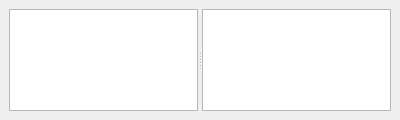
shawnj007/gqrx-touch, file src/qtgui/dockbookmarks.ui: the form before one commit.
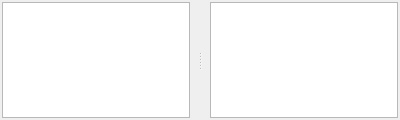
The form after the commit. Custom widgets are drawn as their Qt base class.

What changed in the file:
```diff
--- a/src/qtgui/dockbookmarks.ui
+++ b/src/qtgui/dockbookmarks.ui
@@ -24,7 +24,7 @@
   </property>
   <property name="maximumSize">
    <size>
-    <width>16777215</width>
+    <width>524287</width>
     <height>440</height>
    </size>
   </property>
@@ -51,6 +51,21 @@
     </size>
    </property>
    <layout class="QGridLayout" name="gridLayout">
+    <property name="leftMargin">
+     <number>2</number>
+    </property>
+    <property name="topMargin">
+     <number>2</number>
+    </property>
+    <property name="rightMargin">
+     <number>2</number>
+    </property>
+    <property name="bottomMargin">
+     <number>2</number>
+    </property>
+    <property name="spacing">
+     <number>2</number>
+    </property>
     <item row="0" column="0">
      <widget class="QSplitter" name="splitter">
       <property name="sizePolicy">
@@ -62,6 +77,9 @@
       <property name="orientation">
        <enum>Qt::Horizontal</enum>
       </property>
+      <property name="handleWidth">
+       <number>20</number>
+      </property>
       <widget class="QTableView" name="tableViewFrequencyList">
        <property name="sizePolicy">
         <sizepolicy hsizetype="MinimumExpanding" vsizetype="Preferred">
@@ -75,12 +93,424 @@
          <height>10</height>
         </size>
        </property>
+       <property name="palette">
+        <palette>
+         <active>
+          <colorrole role="WindowText">
+           <brush brushstyle="SolidPattern">
+            <color alpha="255">
+             <red>0</red>
+             <green>0</green>
+             <blue>0</blue>
+            </color>
+           </brush>
+          </colorrole>
+          <colorrole role="Button">
+           <brush brushstyle="SolidPattern">
+            <color alpha="255">
+             <red>136</red>
+             <green>138</green>
+             <blue>133</blue>
+            </color>
+           </brush>
+          </colorrole>
+          <colorrole role="Light">
+           <brush brushstyle="SolidPattern">
+            <color alpha="255">
+             <red>204</red>
+             <green>207</green>
+             <blue>200</blue>
+            </color>
+           </brush>
+          </colorrole>
+          <colorrole role="Midlight">
+           <brush brushstyle="SolidPattern">
+            <color alpha="255">
+             <red>170</red>
+             <green>172</green>
+             <blue>166</blue>
+            </color>
+           </brush>
+          </colorrole>
+          <colorrole role="Dark">
+           <brush brushstyle="SolidPattern">
+            <color alpha="255">
+             <red>68</red>
+             <green>69</green>
+             <blue>67</blue>
+            </color>
+           </brush>
+          </colorrole>
+          <colorrole role="Mid">
+           <brush brushstyle="SolidPattern">
+            <color alpha="255">
+             <red>91</red>
+             <green>92</green>
+             <blue>89</blue>
+            </color>
+           </brush>
+          </colorrole>
+          <colorrole role="Text">
+           <brush brushstyle="SolidPattern">
+            <color alpha="255">
+             <red>0</red>
+             <green>0</green>
+             <blue>0</blue>
+            </color>
+           </brush>
+          </colorrole>
+          <colorrole role="BrightText">
+           <brush brushstyle="SolidPattern">
+            <color alpha="255">
+             <red>255</red>
+             <green>255</green>
+             <blue>255</blue>
+            </color>
+           </brush>
+          </colorrole>
+          <colorrole role="ButtonText">
+           <brush brushstyle="SolidPattern">
+            <color alpha="255">
+             <red>0</red>
+             <green>0</green>
+             <blue>0</blue>
+            </color>
+           </brush>
+          </colorrole>
+          <colorrole role="Base">
+           <brush brushstyle="SolidPattern">
+            <color alpha="255">
+             <red>255</red>
+             <green>255</green>
+             <blue>255</blue>
+            </color>
+           </brush>
+          </colorrole>
+          <colorrole role="Window">
+           <brush brushstyle="SolidPattern">
+            <color alpha="255">
+             <red>136</red>
+             <green>138</green>
+             <blue>133</blue>
+            </color>
+           </brush>
+          </colorrole>
+          <colorrole role="Shadow">
+           <brush brushstyle="SolidPattern">
+            <color alpha="255">
+             <red>0</red>
+             <green>0</green>
+             <blue>0</blue>
+            </color>
+           </brush>
+          </colorrole>
+          <colorrole role="AlternateBase">
+           <brush brushstyle="SolidPattern">
+            <color alpha="255">
+             <red>195</red>
+             <green>196</green>
+             <blue>194</blue>
+            </color>
+           </brush>
+          </colorrole>
+          <colorrole role="ToolTipBase">
+           <brush brushstyle="SolidPattern">
+            <color alpha="255">
+             <red>255</red>
+             <green>255</green>
+             <blue>220</blue>
+            </color>
+           </brush>
+          </colorrole>
+          <colorrole role="ToolTipText">
+           <brush brushstyle="SolidPattern">
+            <color alpha="255">
+             <red>0</red>
+             <green>0</green>
+             <blue>0</blue>
+            </color>
+           </brush>
+          </colorrole>
+         </active>
+         <inactive>
+          <colorrole role="WindowText">
+           <brush brushstyle="SolidPattern">
+            <color alpha="255">
+             <red>0</red>
+             <green>0</green>
+             <blue>0</blue>
+            </color>
+           </brush>
+          </colorrole>
+          <colorrole role="Button">
+           <brush brushstyle="SolidPattern">
+            <color alpha="255">
+             <red>239</red>
+             <green>239</green>
+             <blue>239</blue>
+            </color>
+           </brush>
+          </colorrole>
+          <colorrole role="Light">
+           <brush brushstyle="SolidPattern">
+            <color alpha="255">
+             <red>255</red>
+             <green>255</green>
+             <blue>255</blue>
+            </color>
+           </brush>
+          </colorrole>
+          <colorrole role="Midlight">
+           <brush brushstyle="SolidPattern">
+            <color alpha="255">
+             <red>202</red>
+             <green>202</green>
+             <blue>202</blue>
+            </color>
+           </brush>
+          </colorrole>
+          <colorrole role="Dark">
+           <brush brushstyle="SolidPattern">
+            <color alpha="255">
+             <red>159</red>
+             <green>159</green>
+             <blue>159</blue>
+            </color>
+           </brush>
+          </colorrole>
+          <colorrole role="Mid">
+           <brush brushstyle="SolidPattern">
+            <color alpha="255">
+             <red>184</red>
+             <green>184</green>
+             <blue>184</blue>
+            </color>
+           </brush>
+          </colorrole>
+          <colorrole role="Text">
+           <brush brushstyle="SolidPattern">
+            <color alpha="255">
+             <red>0</red>
+             <green>0</green>
+             <blue>0</blue>
+            </color>
+           </brush>
+          </colorrole>
+          <colorrole role="BrightText">
+           <brush brushstyle="SolidPattern">
+            <color alpha="255">
+             <red>255</red>
+             <green>255</green>
+             <blue>255</blue>
+            </color>
+           </brush>
+          </colorrole>
+          <colorrole role="ButtonText">
+           <brush brushstyle="SolidPattern">
+            <color alpha="255">
+             <red>0</red>
+             <green>0</green>
+             <blue>0</blue>
+            </color>
+           </brush>
+          </colorrole>
+          <colorrole role="Base">
+           <brush brushstyle="SolidPattern">
+            <color alpha="255">
+             <red>255</red>
+             <green>255</green>
+             <blue>255</blue>
+            </color>
+           </brush>
+          </colorrole>
+          <colorrole role="Window">
+           <brush brushstyle="SolidPattern">
+            <color alpha="255">
+             <red>239</red>
+             <green>239</green>
+             <blue>239</blue>
+            </color>
+           </brush>
+          </colorrole>
+          <colorrole role="Shadow">
+           <brush brushstyle="SolidPattern">
+            <color alpha="255">
+             <red>118</red>
+             <green>118</green>
+             <blue>118</blue>
+            </color>
+           </brush>
+          </colorrole>
+          <colorrole role="AlternateBase">
+           <brush brushstyle="SolidPattern">
+            <color alpha="255">
+             <red>247</red>
+             <green>247</green>
+             <blue>247</blue>
+            </color>
+           </brush>
+          </colorrole>
+          <colorrole role="ToolTipBase">
+           <brush brushstyle="SolidPattern">
+            <color alpha="255">
+             <red>255</red>
+             <green>255</green>
+             <blue>220</blue>
+            </color>
+           </brush>
+          </colorrole>
+          <colorrole role="ToolTipText">
+           <brush brushstyle="SolidPattern">
+            <color alpha="255">
+             <red>0</red>
+             <green>0</green>
+             <blue>0</blue>
+            </color>
+           </brush>
+          </colorrole>
+         </inactive>
+         <disabled>
+          <colorrole role="WindowText">
+           <brush brushstyle="SolidPattern">
+            <color alpha="255">
+             <red>68</red>
+             <green>69</green>
+             <blue>67</blue>
+            </color>
+           </brush>
+          </colorrole>
+          <colorrole role="Button">
+           <brush brushstyle="SolidPattern">
+            <color alpha="255">
+             <red>136</red>
+             <green>138</green>
+             <blue>133</blue>
+            </color>
+           </brush>
+          </colorrole>
+          <colorrole role="Light">
+           <brush brushstyle="SolidPattern">
+            <color alpha="255">
+             <red>204</red>
+             <green>207</green>
+             <blue>200</blue>
+            </color>
+           </brush>
+          </colorrole>
+          <colorrole role="Midlight">
+           <brush brushstyle="SolidPattern">
+            <color alpha="255">
+             <red>170</red>
+             <green>172</green>
+             <blue>166</blue>
+            </color>
+           </brush>
+          </colorrole>
+          <colorrole role="Dark">
+           <brush brushstyle="SolidPattern">
+            <color alpha="255">
+             <red>68</red>
+             <green>69</green>
+             <blue>67</blue>
+            </color>
+           </brush>
+          </colorrole>
+          <colorrole role="Mid">
+           <brush brushstyle="SolidPattern">
+            <color alpha="255">
+             <red>91</red>
+             <green>92</green>
+             <blue>89</blue>
+            </color>
+           </brush>
+          </colorrole>
+          <colorrole role="Text">
+           <brush brushstyle="SolidPattern">
+            <color alpha="255">
+             <red>68</red>
+             <green>69</green>
+             <blue>67</blue>
+            </color>
+           </brush>
+          </colorrole>
+          <colorrole role="BrightText">
+           <brush brushstyle="SolidPattern">
+            <color alpha="255">
+             <red>255</red>
+             <green>255</green>
+             <blue>255</blue>
+            </color>
+           </brush>
+          </colorrole>
+          <colorrole role="ButtonText">
+           <brush brushstyle="SolidPattern">
+            <color alpha="255">
+             <red>68</red>
+             <green>69</green>
+             <blue>67</blue>
+            </color>
+           </brush>
+          </colorrole>
+          <colorrole role="Base">
+           <brush brushstyle="SolidPattern">
+            <color alpha="255">
+             <red>136</red>
+             <green>138</green>
+             <blue>133</blue>
+            </color>
+           </brush>
+          </colorrole>
+          <colorrole role="Window">
+           <brush brushstyle="SolidPattern">
+            <color alpha="255">
+             <red>136</red>
+             <green>138</green>
+             <blue>133</blue>
+            </color>
+           </brush>
+          </colorrole>
+          <colorrole role="Shadow">
+           <brush brushstyle="SolidPattern">
+            <color alpha="255">
+             <red>177</red>
+             <green>177</green>
+             <blue>177</blue>
+            </color>
+           </brush>
+          </colorrole>
+          <colorrole role="AlternateBase">
+           <brush brushstyle="SolidPattern">
+            <color alpha="255">
+             <red>247</red>
+             <green>247</green>
+             <blue>247</blue>
+            </color>
+           </brush>
+          </colorrole>
+          <colorrole role="ToolTipBase">
+           <brush brushstyle="SolidPattern">
+            <color alpha="255">
+             <red>255</red>
+             <green>255</green>
+             <blue>220</blue>
+            </color>
+           </brush>
+          </colorrole>
+          <colorrole role="ToolTipText">
+           <brush brushstyle="SolidPattern">
+            <color alpha="255">
+             <red>0</red>
+             <green>0</green>
+             <blue>0</blue>
+            </color>
+           </brush>
+          </colorrole>
+         </disabled>
+        </palette>
+       </property>
        <property name="editTriggers">
         <set>QAbstractItemView::AnyKeyPressed|QAbstractItemView::EditKeyPressed|QAbstractItemView::SelectedClicked</set>
        </property>
-       <property name="alternatingRowColors">
-        <bool>true</bool>
-       </property>
        <property name="sortingEnabled">
         <bool>false</bool>
        </property>
@@ -110,12 +540,424 @@
          <height>0</height>
         </size>
        </property>
+       <property name="palette">
+        <palette>
+         <active>
+          <colorrole role="WindowText">
+           <brush brushstyle="SolidPattern">
+            <color alpha="255">
+             <red>0</red>
+             <green>0</green>
+             <blue>0</blue>
+            </color>
+           </brush>
+          </colorrole>
+          <colorrole role="Button">
+           <brush brushstyle="SolidPattern">
+            <color alpha="255">
+             <red>136</red>
+             <green>138</green>
+             <blue>133</blue>
+            </color>
+           </brush>
+          </colorrole>
+          <colorrole role="Light">
+           <brush brushstyle="SolidPattern">
+            <color alpha="255">
+             <red>204</red>
+             <green>207</green>
+             <blue>200</blue>
+            </color>
+           </brush>
+          </colorrole>
+          <colorrole role="Midlight">
+           <brush brushstyle="SolidPattern">
+            <color alpha="255">
+             <red>170</red>
+             <green>172</green>
+             <blue>166</blue>
+            </color>
+           </brush>
+          </colorrole>
+          <colorrole role="Dark">
+           <brush brushstyle="SolidPattern">
+            <color alpha="255">
+             <red>68</red>
+             <green>69</green>
+             <blue>67</blue>
+            </color>
+           </brush>
+          </colorrole>
+          <colorrole role="Mid">
+           <brush brushstyle="SolidPattern">
+            <color alpha="255">
+             <red>91</red>
+             <green>92</green>
+             <blue>89</blue>
+            </color>
+           </brush>
+          </colorrole>
+          <colorrole role="Text">
+           <brush brushstyle="SolidPattern">
+            <color alpha="255">
+             <red>0</red>
+             <green>0</green>
+             <blue>0</blue>
+            </color>
+           </brush>
+          </colorrole>
+          <colorrole role="BrightText">
+           <brush brushstyle="SolidPattern">
+            <color alpha="255">
+             <red>255</red>
+             <green>255</green>
+             <blue>255</blue>
+            </color>
+           </brush>
+          </colorrole>
+          <colorrole role="ButtonText">
+           <brush brushstyle="SolidPattern">
+            <color alpha="255">
+             <red>0</red>
+             <green>0</green>
+             <blue>0</blue>
+            </color>
+           </brush>
+          </colorrole>
+          <colorrole role="Base">
+           <brush brushstyle="SolidPattern">
+            <color alpha="255">
+             <red>255</red>
+             <green>255</green>
+             <blue>255</blue>
+            </color>
+           </brush>
+          </colorrole>
+          <colorrole role="Window">
+           <brush brushstyle="SolidPattern">
+            <color alpha="255">
+             <red>136</red>
+             <green>138</green>
+             <blue>133</blue>
+            </color>
+           </brush>
+          </colorrole>
+          <colorrole role="Shadow">
+           <brush brushstyle="SolidPattern">
+            <color alpha="255">
+             <red>0</red>
+             <green>0</green>
+             <blue>0</blue>
+            </color>
+           </brush>
+          </colorrole>
+          <colorrole role="AlternateBase">
+           <brush brushstyle="SolidPattern">
+            <color alpha="255">
+             <red>195</red>
+             <green>196</green>
+             <blue>194</blue>
+            </color>
+           </brush>
+          </colorrole>
+          <colorrole role="ToolTipBase">
+           <brush brushstyle="SolidPattern">
+            <color alpha="255">
+             <red>255</red>
+             <green>255</green>
+             <blue>220</blue>
+            </color>
+           </brush>
+          </colorrole>
+          <colorrole role="ToolTipText">
+           <brush brushstyle="SolidPattern">
+            <color alpha="255">
+             <red>0</red>
+             <green>0</green>
+             <blue>0</blue>
+            </color>
+           </brush>
+          </colorrole>
+         </active>
+         <inactive>
+          <colorrole role="WindowText">
+           <brush brushstyle="SolidPattern">
+            <color alpha="255">
+             <red>0</red>
+             <green>0</green>
+             <blue>0</blue>
+            </color>
+           </brush>
+          </colorrole>
+          <colorrole role="Button">
+           <brush brushstyle="SolidPattern">
+            <color alpha="255">
+             <red>239</red>
+             <green>239</green>
+             <blue>239</blue>
+            </color>
+           </brush>
+          </colorrole>
+          <colorrole role="Light">
+           <brush brushstyle="SolidPattern">
+            <color alpha="255">
+             <red>255</red>
+             <green>255</green>
+             <blue>255</blue>
+            </color>
+           </brush>
+          </colorrole>
+          <colorrole role="Midlight">
+           <brush brushstyle="SolidPattern">
+            <color alpha="255">
+             <red>202</red>
+             <green>202</green>
+             <blue>202</blue>
+            </color>
+           </brush>
+          </colorrole>
+          <colorrole role="Dark">
+           <brush brushstyle="SolidPattern">
+            <color alpha="255">
+             <red>159</red>
+             <green>159</green>
+             <blue>159</blue>
+            </color>
+           </brush>
+          </colorrole>
+          <colorrole role="Mid">
+           <brush brushstyle="SolidPattern">
+            <color alpha="255">
+             <red>184</red>
+             <green>184</green>
+             <blue>184</blue>
+            </color>
+           </brush>
+          </colorrole>
+          <colorrole role="Text">
+           <brush brushstyle="SolidPattern">
+            <color alpha="255">
+             <red>0</red>
+             <green>0</green>
+             <blue>0</blue>
+            </color>
+           </brush>
+          </colorrole>
+          <colorrole role="BrightText">
+           <brush brushstyle="SolidPattern">
+            <color alpha="255">
+             <red>255</red>
+             <green>255</green>
+             <blue>255</blue>
+            </color>
+           </brush>
+          </colorrole>
+          <colorrole role="ButtonText">
+           <brush brushstyle="SolidPattern">
+            <color alpha="255">
+             <red>0</red>
+             <green>0</green>
+             <blue>0</blue>
+            </color>
+           </brush>
+          </colorrole>
+          <colorrole role="Base">
+           <brush brushstyle="SolidPattern">
+            <color alpha="255">
+             <red>255</red>
+             <green>255</green>
+             <blue>255</blue>
+            </color>
+           </brush>
+          </colorrole>
+          <colorrole role="Window">
+           <brush brushstyle="SolidPattern">
+            <color alpha="255">
+             <red>239</red>
+             <green>239</green>
+             <blue>239</blue>
+            </color>
+           </brush>
+          </colorrole>
+          <colorrole role="Shadow">
+           <brush brushstyle="SolidPattern">
+            <color alpha="255">
+             <red>118</red>
+             <green>118</green>
+             <blue>118</blue>
+            </color>
+           </brush>
+          </colorrole>
+          <colorrole role="AlternateBase">
+           <brush brushstyle="SolidPattern">
+            <color alpha="255">
+             <red>247</red>
+             <green>247</green>
+             <blue>247</blue>
+            </color>
+           </brush>
+          </colorrole>
+          <colorrole role="ToolTipBase">
+           <brush brushstyle="SolidPattern">
+            <color alpha="255">
+             <red>255</red>
+             <green>255</green>
+             <blue>220</blue>
+            </color>
+           </brush>
+          </colorrole>
+          <colorrole role="ToolTipText">
+           <brush brushstyle="SolidPattern">
+            <color alpha="255">
+             <red>0</red>
+             <green>0</green>
+             <blue>0</blue>
+            </color>
+           </brush>
+          </colorrole>
+         </inactive>
+         <disabled>
+          <colorrole role="WindowText">
+           <brush brushstyle="SolidPattern">
+            <color alpha="255">
+             <red>68</red>
+             <green>69</green>
+             <blue>67</blue>
+            </color>
+           </brush>
+          </colorrole>
+          <colorrole role="Button">
+           <brush brushstyle="SolidPattern">
+            <color alpha="255">
+             <red>136</red>
+             <green>138</green>
+             <blue>133</blue>
+            </color>
+           </brush>
+          </colorrole>
+          <colorrole role="Light">
+           <brush brushstyle="SolidPattern">
+            <color alpha="255">
+             <red>204</red>
+             <green>207</green>
+             <blue>200</blue>
+            </color>
+           </brush>
+          </colorrole>
+          <colorrole role="Midlight">
+           <brush brushstyle="SolidPattern">
+            <color alpha="255">
+             <red>170</red>
+             <green>172</green>
+             <blue>166</blue>
+            </color>
+           </brush>
+          </colorrole>
+          <colorrole role="Dark">
+           <brush brushstyle="SolidPattern">
+            <color alpha="255">
+             <red>68</red>
+             <green>69</green>
+             <blue>67</blue>
+            </color>
+           </brush>
+          </colorrole>
+          <colorrole role="Mid">
+           <brush brushstyle="SolidPattern">
+            <color alpha="255">
+             <red>91</red>
+             <green>92</green>
+             <blue>89</blue>
+            </color>
+           </brush>
+          </colorrole>
+          <colorrole role="Text">
+           <brush brushstyle="SolidPattern">
+            <color alpha="255">
+             <red>68</red>
+             <green>69</green>
+             <blue>67</blue>
+            </color>
+           </brush>
+          </colorrole>
+          <colorrole role="BrightText">
+           <brush brushstyle="SolidPattern">
+            <color alpha="255">
+             <red>255</red>
+             <green>255</green>
+             <blue>255</blue>
+            </color>
+           </brush>
+          </colorrole>
+          <colorrole role="ButtonText">
+           <brush brushstyle="SolidPattern">
+            <color alpha="255">
+             <red>68</red>
+             <green>69</green>
+             <blue>67</blue>
+            </color>
+           </brush>
+          </colorrole>
+          <colorrole role="Base">
+           <brush brushstyle="SolidPattern">
+            <color alpha="255">
+             <red>136</red>
+             <green>138</green>
+             <blue>133</blue>
+            </color>
+           </brush>
+          </colorrole>
+          <colorrole role="Window">
+           <brush brushstyle="SolidPattern">
+            <color alpha="255">
+             <red>136</red>
+             <green>138</green>
+             <blue>133</blue>
+            </color>
+           </brush>
+          </colorrole>
+          <colorrole role="Shadow">
+           <brush brushstyle="SolidPattern">
+            <color alpha="255">
+             <red>177</red>
+             <green>177</green>
+             <blue>177</blue>
+            </color>
+           </brush>
+          </colorrole>
+          <colorrole role="AlternateBase">
+           <brush brushstyle="SolidPattern">
+            <color alpha="255">
+             <red>247</red>
+             <green>247</green>
+             <blue>247</blue>
+            </color>
+           </brush>
+          </colorrole>
+          <colorrole role="ToolTipBase">
+           <brush brushstyle="SolidPattern">
+            <color alpha="255">
+             <red>255</red>
+             <green>255</green>
+             <blue>220</blue>
+            </color>
+           </brush>
+          </colorrole>
+          <colorrole role="ToolTipText">
+           <brush brushstyle="SolidPattern">
+            <color alpha="255">
+             <red>0</red>
+             <green>0</green>
+             <blue>0</blue>
+            </color>
+           </brush>
+          </colorrole>
+         </disabled>
+        </palette>
+       </property>
        <property name="editTriggers">
         <set>QAbstractItemView::EditKeyPressed</set>
        </property>
-       <property name="alternatingRowColors">
-        <bool>true</bool>
-       </property>
        <property name="selectionMode">
         <enum>QAbstractItemView::SingleSelection</enum>
        </property>
```
